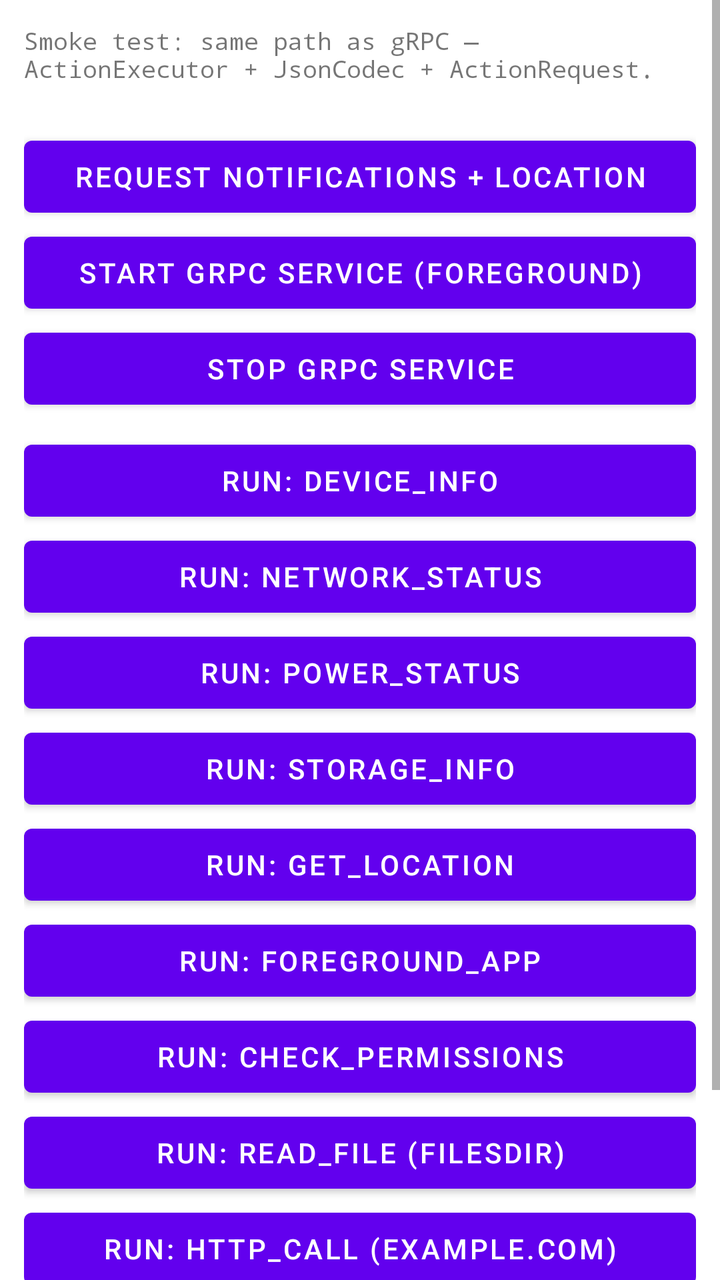
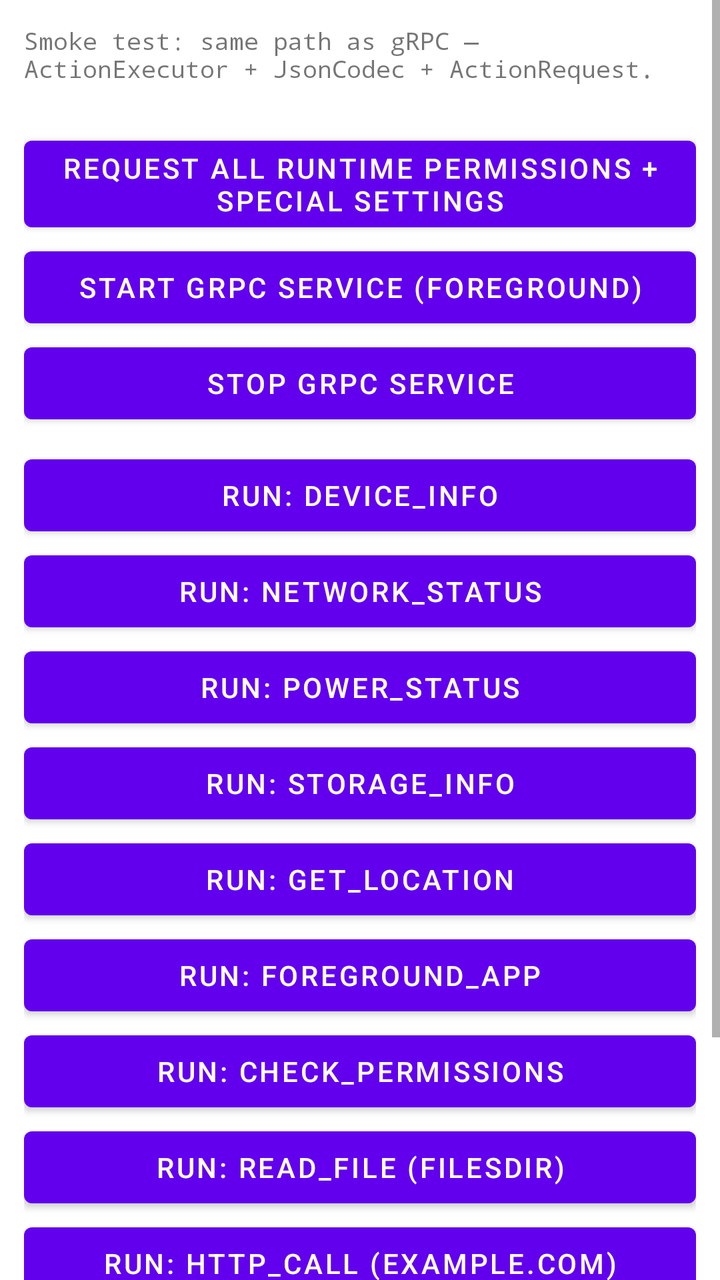

Before-and-after screenshots of an Android layout around one commit, followed by the original layout XML and the change that was made.
<!-- AndroidManifest.xml: fallback theme Theme.MaterialComponents.DayNight.NoActionBar -->
<!-- res/layout/activity_main.xml -->
<?xml version="1.0" encoding="utf-8"?>
<ScrollView xmlns:android="http://schemas.android.com/apk/res/android"
    android:layout_width="match_parent"
    android:layout_height="match_parent"
    android:fillViewport="true">

    <LinearLayout
        android:layout_width="match_parent"
        android:layout_height="wrap_content"
        android:orientation="vertical"
        android:padding="12dp">

        <TextView
            android:id="@+id/resultText"
            android:layout_width="match_parent"
            android:layout_height="wrap_content"
            android:fontFamily="monospace"
            android:text="@string/log_hint"
            android:textIsSelectable="true"
            android:textSize="12sp" />

        <Button
            android:id="@+id/btnRequestPermissions"
            android:layout_width="match_parent"
            android:layout_height="wrap_content"
            android:layout_marginTop="8dp"
            android:text="@string/btn_request_permissions" />

        <Button
            android:id="@+id/btnStartService"
            android:layout_width="match_parent"
            android:layout_height="wrap_content"
            android:text="@string/btn_start_grpc_service" />

        <Button
            android:id="@+id/btnStopService"
            android:layout_width="match_parent"
            android:layout_height="wrap_content"
            android:text="@string/btn_stop_grpc_service" />

        <Button
            android:id="@+id/btnDeviceInfo"
            android:layout_width="match_parent"
            android:layout_height="wrap_content"
            android:layout_marginTop="8dp"
            android:text="@string/btn_run_device_info" />

        <Button
            android:id="@+id/btnNetworkStatus"
            android:layout_width="match_parent"
            android:layout_height="wrap_content"
            android:text="@string/btn_run_network_status" />

        <Button
            android:id="@+id/btnPowerStatus"
            android:layout_width="match_parent"
            android:layout_height="wrap_content"
            android:text="@string/btn_run_power_status" />

        <Button
            android:id="@+id/btnStorageInfo"
            android:layout_width="match_parent"
            android:layout_height="wrap_content"
            android:text="@string/btn_run_storage_info" />

        <Button
            android:id="@+id/btnLocation"
            android:layout_width="match_parent"
            android:layout_height="wrap_content"
            android:text="@string/btn_run_get_location" />

        <Button
            android:id="@+id/btnForegroundApp"
            android:layout_width="match_parent"
            android:layout_height="wrap_content"
            android:text="@string/btn_run_foreground_app" />

        <Button
            android:id="@+id/btnCheckPermissions"
            android:layout_width="match_parent"
            android:layout_height="wrap_content"
            android:text="@string/btn_run_check_permissions" />

        <Button
            android:id="@+id/btnReadFile"
            android:layout_width="match_parent"
            android:layout_height="wrap_content"
            android:text="@string/btn_run_read_file" />

        <Button
            android:id="@+id/btnHttpCall"
            android:layout_width="match_parent"
            android:layout_height="wrap_content"
            android:text="@string/btn_run_http_call" />

        <TextView
            android:layout_width="match_parent"
            android:layout_height="wrap_content"
            android:layout_marginTop="12dp"
            android:text="@string/section_intent_actions"
            android:textStyle="bold" />

        <LinearLayout
            android:id="@+id/intentButtonContainer"
            android:layout_width="match_parent"
            android:layout_height="wrap_content"
            android:orientation="vertical" />

        <Button
            android:id="@+id/btnShowAudit"
            android:layout_width="match_parent"
            android:layout_height="wrap_content"
            android:layout_marginTop="12dp"
            android:text="@string/btn_show_audit_log" />
    </LinearLayout>
</ScrollView>
<!-- resources referenced by this layout -->
<resources>
  <string name="btn_request_permissions">Request notifications + location</string>
  <string name="btn_run_check_permissions">Run: check_permissions</string>
  <string name="btn_run_device_info">Run: device_info</string>
  <string name="btn_run_foreground_app">Run: foreground_app</string>
  <string name="btn_run_get_location">Run: get_location</string>
  <string name="btn_run_http_call">Run: http_call (example.com)</string>
  <string name="btn_run_network_status">Run: network_status</string>
  <string name="btn_run_power_status">Run: power_status</string>
  <string name="btn_run_read_file">Run: read_file (filesDir)</string>
  <string name="btn_run_storage_info">Run: storage_info</string>
  <string name="btn_show_audit_log">Show action audit log</string>
  <string name="btn_start_grpc_service">Start gRPC service (foreground)</string>
  <string name="btn_stop_grpc_service">Stop gRPC service</string>
  <string name="log_hint">Smoke test: same path as gRPC — ActionExecutor + JsonCodec + ActionRequest.\n</string>
  <string name="section_intent_actions">Android Intent actions (cross-app)</string>
</resources>

<!-- the commit's change to res/layout/activity_main.xml (unified diff, before → after) -->
@@ -97,6 +97,19 @@
             android:layout_width="match_parent"
             android:layout_height="wrap_content"
             android:layout_marginTop="12dp"
+            android:text="@string/section_background_actions"
+            android:textStyle="bold" />
+
+        <LinearLayout
+            android:id="@+id/backgroundButtonContainer"
+            android:layout_width="match_parent"
+            android:layout_height="wrap_content"
+            android:orientation="vertical" />
+
+        <TextView
+            android:layout_width="match_parent"
+            android:layout_height="wrap_content"
+            android:layout_marginTop="12dp"
             android:text="@string/section_intent_actions"
             android:textStyle="bold" />
 
<!-- resource entries referenced after the edit -->
@@ -1,6 +1,6 @@
 <!-- resources referenced by this layout -->
 <resources>
-  <string name="btn_request_permissions">Request notifications + location</string>
+  <string name="btn_request_permissions">Request all runtime permissions + special settings</string>
   <string name="btn_run_check_permissions">Run: check_permissions</string>
   <string name="btn_run_device_info">Run: device_info</string>
   <string name="btn_run_foreground_app">Run: foreground_app</string>
@@ -14,6 +14,7 @@
   <string name="btn_start_grpc_service">Start gRPC service (foreground)</string>
   <string name="btn_stop_grpc_service">Stop gRPC service</string>
   <string name="log_hint">Smoke test: same path as gRPC — ActionExecutor + JsonCodec + ActionRequest.\n</string>
+  <string name="section_background_actions">Background actions (silent / in-app)</string>
   <string name="section_intent_actions">Android Intent actions (cross-app)</string>
 </resources>
 
